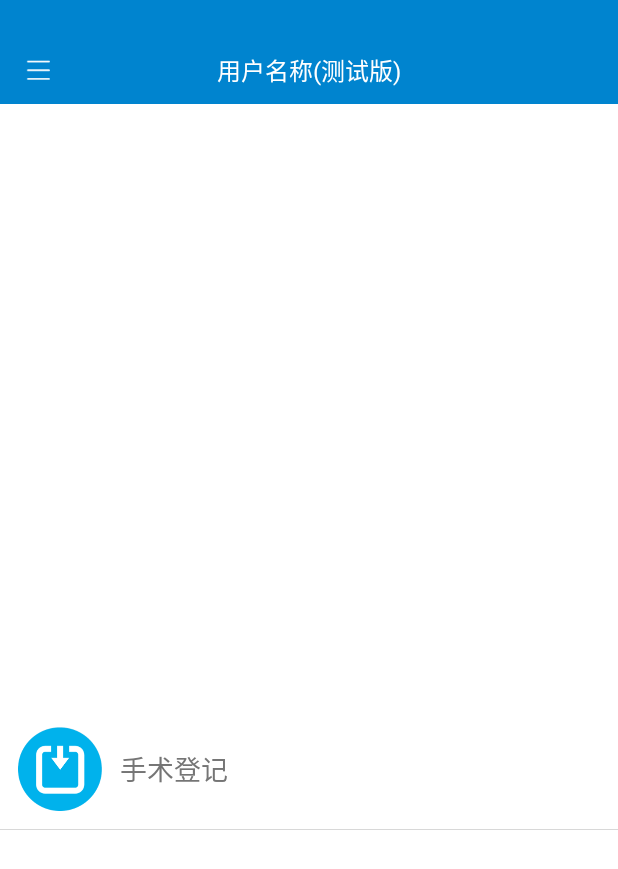
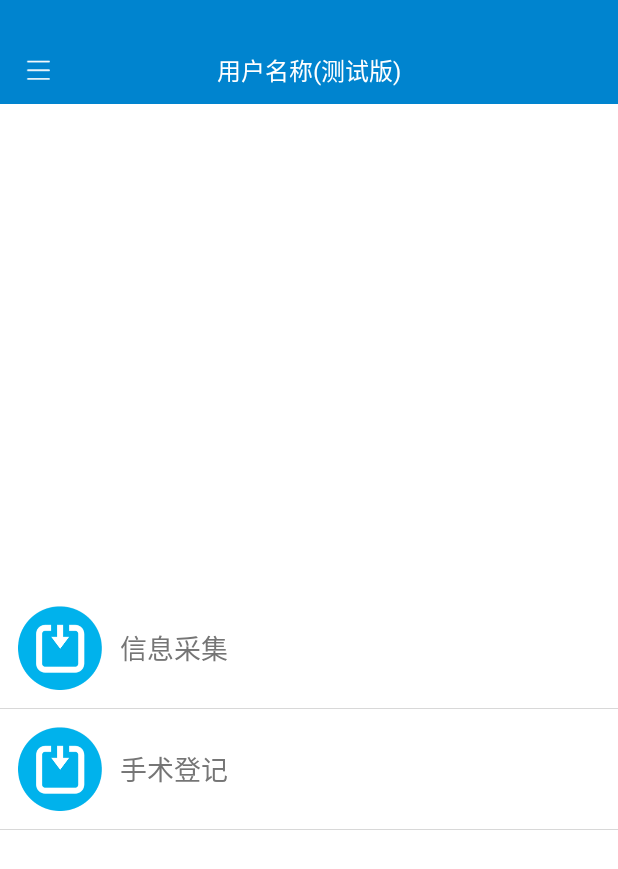
Before and after one commit to hanks7/InventoryHou, an Android app: the MainActivity screen opened directly, with no data from a screen before it, on a phone screen of 412 x 824 dp. Shown: the top 869 px of the screen. Run offline under Robolectric (Android 15) with nearby library versions, the phone set to English and light mode, and no system bars; our stand-ins replace ButterKnife; libraries missing offline, so code that uses them is left out: com.umeng.analytics, retrofit2.adapter.rxjava; 10 statements that could not run were skipped.

Commit message:
1.添加测试代码

```diff
--- a/app/src/main/java/com/easyway/mismclient/MainActivity.java
+++ b/app/src/main/java/com/easyway/mismclient/MainActivity.java
@@ -113,6 +113,7 @@ public class MainActivity extends BaseActivity {
 
         }
         if (!BaseConstants.IS_RELEASE) {
+            fgOne5.setVisibility(View.VISIBLE);
             fgOne6.setVisibility(View.VISIBLE);
         }
         Ulog.i("权限个数", APP.getUserModel().GetModule().size());
```
